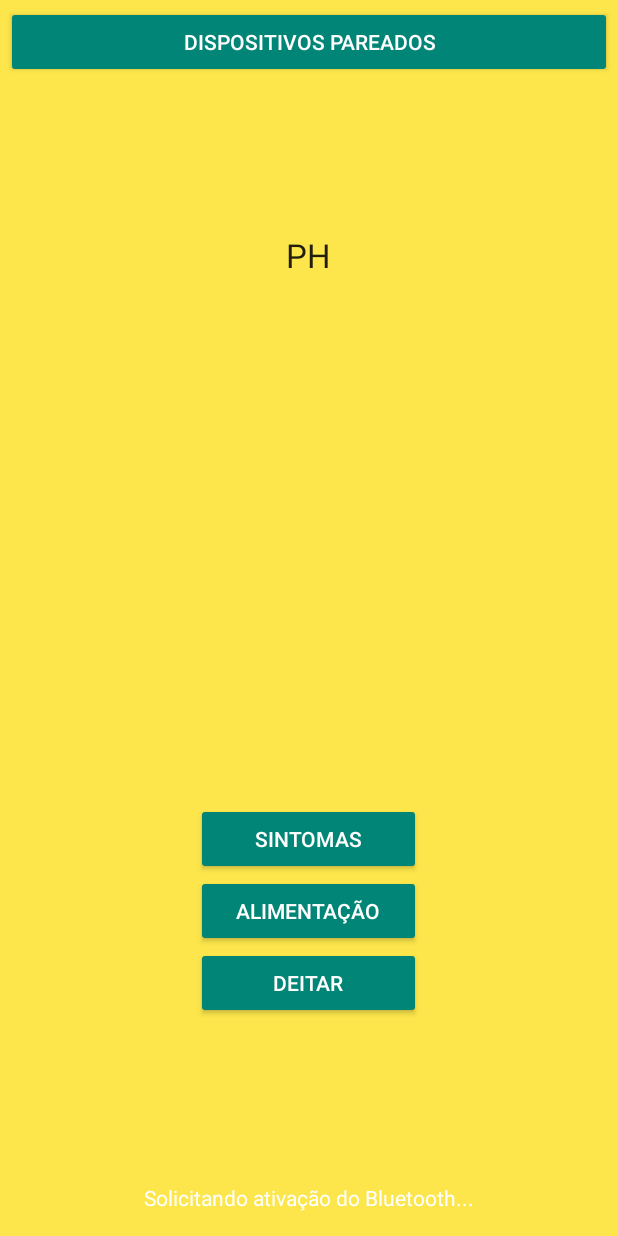
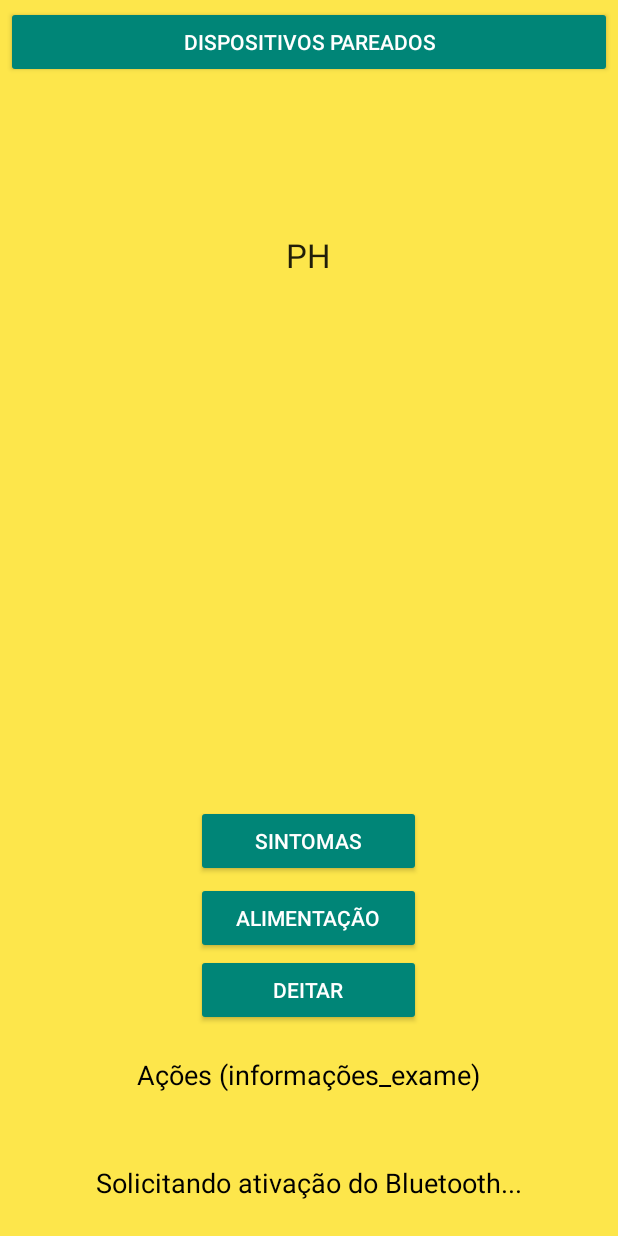
Before and after one commit to pedr0vict0r/PHmetro, an Android app: the screen it shows after launch (MainActivity), on a phone screen of 412 x 824 dp. Run offline under Robolectric (Android 15) with nearby library versions, the phone set to English and light mode, and no system bars.

Commit message:
TextView acoes

```diff
--- a/app/src/main/res/layout/activity_main.xml
+++ b/app/src/main/res/layout/activity_main.xml
@@ -28,9 +28,10 @@
         android:layout_height="wrap_content"
         android:layout_alignParentBottom="true"
         android:layout_centerHorizontal="true"
-        android:layout_marginBottom="12dp"
+        android:layout_marginBottom="19dp"
         android:text="pHmetro"
-        android:textColor="#ffffffff" />
+        android:textColor="@android:color/black"
+        android:textSize="18sp" />
 
     <TextView
         android:id="@+id/acoes"
@@ -38,9 +39,10 @@
         android:layout_height="wrap_content"
         android:layout_alignParentBottom="true"
         android:layout_centerHorizontal="true"
-        android:layout_marginBottom="121dp"
-        android:text=""
-        android:textColor="#ffffffff" />
+        android:layout_marginBottom="91dp"
+        android:text="Ações (informações_exame)"
+        android:textColor="@android:color/black"
+        android:textSize="18sp" />
 
     <Button
         android:id="@+id/button_PairedDevices"
@@ -57,8 +59,9 @@
         style="@android:style/Widget.Material.Button.Colored"
         android:layout_width="150dp"
         android:layout_height="wrap_content"
-        android:layout_above="@+id/button_registrodeitar"
+        android:layout_alignParentBottom="true"
         android:layout_centerHorizontal="true"
+        android:layout_marginBottom="184dp"
         android:text="alimentação" />
 
     <Button
@@ -66,8 +69,9 @@
         style="@android:style/Widget.Material.Button.Colored"
         android:layout_width="150dp"
         android:layout_height="wrap_content"
-        android:layout_above="@+id/acoes"
+        android:layout_below="@+id/button_registroalimentacao"
         android:layout_centerHorizontal="true"
+        android:layout_marginTop="-184dp"
         android:text="deitar" />
 
     <Button
@@ -75,8 +79,9 @@
         style="@android:style/Widget.Material.Button.Colored"
         android:layout_width="150dp"
         android:layout_height="wrap_content"
-        android:layout_above="@+id/button_registroalimentacao"
+        android:layout_alignParentBottom="true"
         android:layout_centerHorizontal="true"
+        android:layout_marginBottom="235dp"
         android:text="sintomas" />
 
 </RelativeLayout>
```
